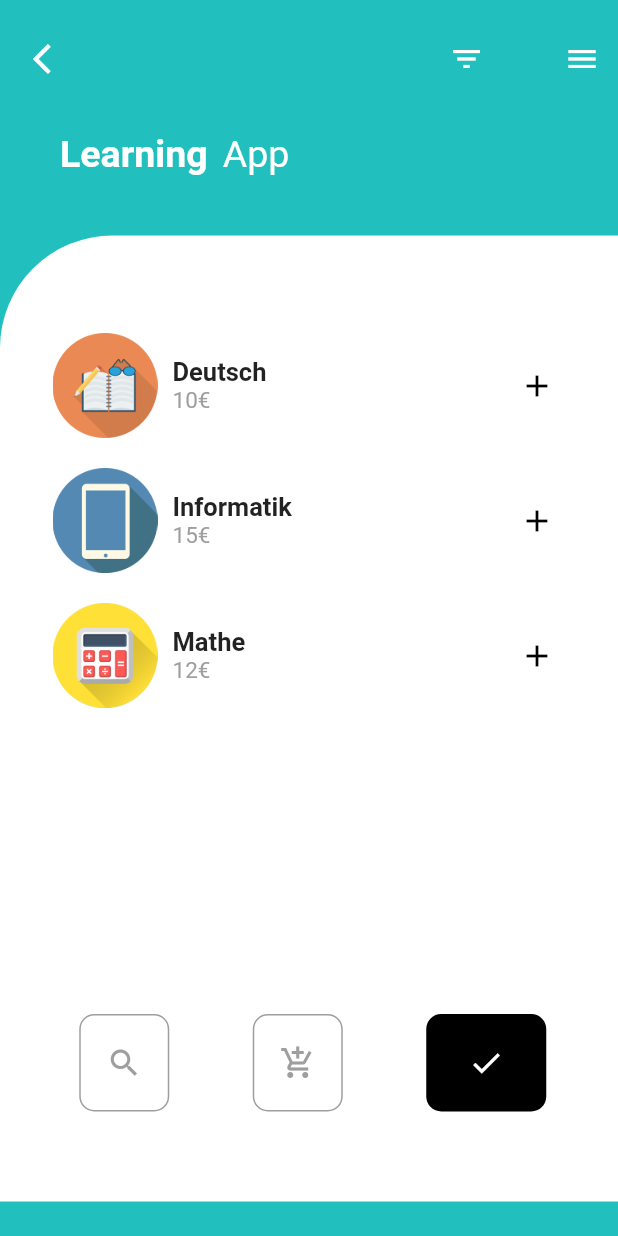
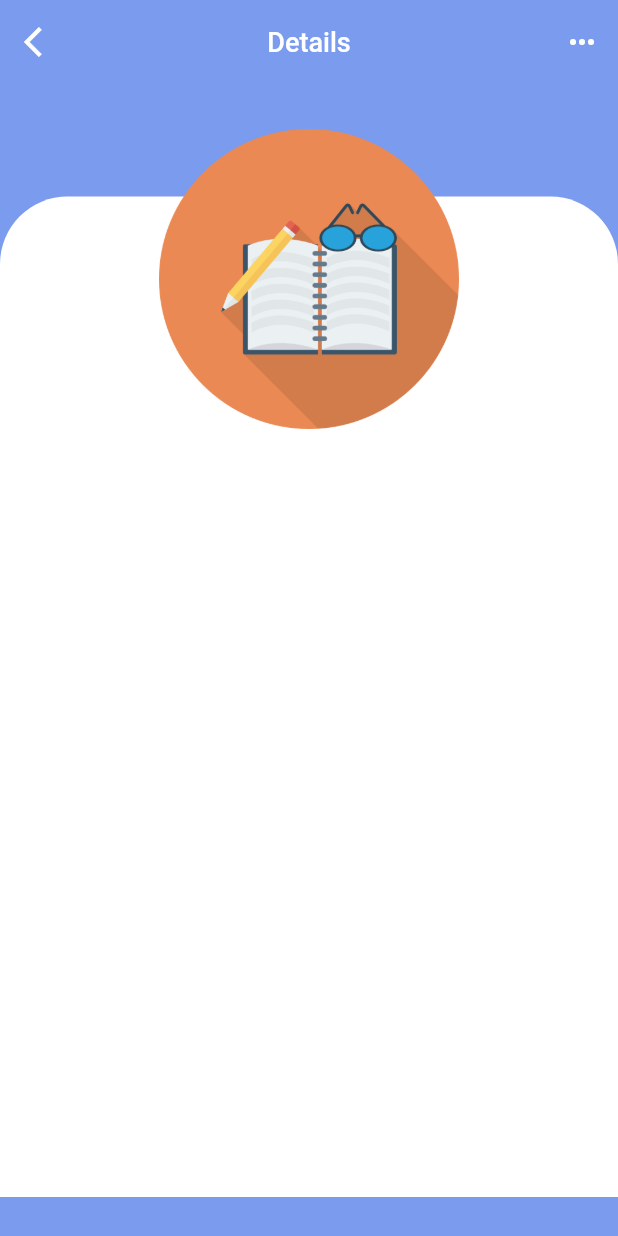
Before and after one commit to Vici912/fachbereichs_app, a Flutter app: the StartScreen screen opened directly, after a tap on "Deutsch", on a phone screen of 412 x 824 dp. Run offline on Flutter 3.47's test engine with Material 2 defaults, Android fonts, the phone set to English and light mode, and no system bars; Roboto replaces fonts that are missing (Montserrat).

Commit message:
neue Änderungen

```diff
--- a/lib/main.dart
+++ b/lib/main.dart
@@ -2,7 +2,6 @@
 import 'package:fachbereichs_app/screens/startScreen.dart';
 import 'package:flutter/material.dart';
 
-import 'screens/homeScreen.dart';
 
 void main() => runApp(MyApp());
 
@@ -25,7 +24,7 @@ class MyApp extends StatelessWidget {
         // is not restarted.
         primarySwatch: Colors.lightGreen,
       ),
-      home: HomeScreen(),
+      home: StartScreen(),
     );
   }
 }
--- /dev/null
+++ b/lib/screens/detailsScreen.dart
@@ -0,0 +1,93 @@
+import 'package:flutter/cupertino.dart';
+import 'package:flutter/material.dart';
+
+class DetailsScreen extends StatefulWidget {
+
+  final heroTag;
+  final foodName;
+  final foodPrice;
+
+  DetailsScreen({this.heroTag, this.foodName, this.foodPrice});
+
+  @override
+  _DetailsScreenState createState() => _DetailsScreenState();
+}
+
+class _DetailsScreenState extends State<DetailsScreen> {
+  @override
+  Widget build(BuildContext context) {
+    return Scaffold(
+      backgroundColor: Color(0xFF7A9BEE),
+      appBar: AppBar(
+        leading: IconButton(
+          onPressed: () {
+            Navigator.of(context).pop();
+          },
+          icon: Icon(Icons.arrow_back_ios),
+          color: Colors.white,
+        ),
+        backgroundColor: Colors.transparent,
+        elevation: 0.0,
+        title: Text('Details',
+            style: TextStyle(
+              fontFamily: 'Montserrat', fontSize: 18.0, color: Colors.white),),
+        centerTitle: true,
+        actions: <Widget>[
+          IconButton(
+            icon: Icon(Icons.more_horiz),
+            onPressed: () {},
+            color: Colors.white,
+          )
+        ],
+      ),
+      body: ListView(
+        children: [
+          Stack(
+            children: [
+              Container(
+                height: MediaQuery.of(context).size.height - 82.0,
+                width: MediaQuery.of(context).size.width,
+                color: Colors.transparent,
+              ),
+              Positioned(
+                top: 75.0,
+                child: Container(
+                  decoration: BoxDecoration(
+                    borderRadius: BorderRadius.only(
+                      topLeft: Radius.circular(45.0),
+                      topRight: Radius.circular(45.0),
+                    ),
+                    color: Colors.white,
+                  ),
+                  height: MediaQuery.of(context).size.height - 100.0,
+                  width: MediaQuery.of(context).size.width,
+                ),
+              ),
+              Positioned(
+                top: 30.0,
+                left: (MediaQuery.of(context).size.width /2) - 100.0,
+                child: Hero(
+                  tag: widget.heroTag,
+                  child: Container(
+                    decoration: BoxDecoration(
+                      image: DecorationImage(
+                        image: AssetImage(widget.heroTag),
+                        fit: BoxFit.cover
+                      )
+                    ),
+                    height: 200.0,
+                    width: 200.0,
+                  ),
+                ),
+              )
+
+            ],
+          )
+        ],
+    ),
+
+
+    );
+
+  }
+}
--- a/lib/screens/homeScreen.dart
+++ b/lib/screens/homeScreen.dart
@@ -1,6 +1,4 @@
-import 'package:fachbereichs_app/screens/kontaktScreen.dart';
-import 'package:fachbereichs_app/screens/personalScreen.dart';
-import 'package:fachbereichs_app/screens/raeumeScreen.dart';
+
 import 'package:fachbereichs_app/screens/startScreen.dart';
 import 'package:flutter/material.dart';
 
@@ -17,7 +15,7 @@ class _HomeScreenState extends State<HomeScreen> {
   Widget build(BuildContext context) {
 
     final titel= <String>["Räume", "Professoren", "Kontakt","Start"];
-    final seiten = <Widget>[RaeumeScreen(),PersonalScreen(),KontaktScreen(),StartScreen()];
+    final seiten = <Widget>[StartScreen()];
 
     final items = <BottomNavigationBarItem>[
       BottomNavigationBarItem(
--- a/lib/screens/startScreen.dart
+++ b/lib/screens/startScreen.dart
@@ -1,4 +1,5 @@
 
+import 'package:fachbereichs_app/screens/detailsScreen.dart';
 import 'package:flutter/material.dart';
 
 class StartScreen extends StatefulWidget {
@@ -52,7 +53,7 @@ class _StartScreenState extends State<StartScreen> {
               ),
             ),
 
-            SizedBox(height: 25.0,),
+            SizedBox(height: 15.0,),
             Padding(
               padding: EdgeInsets.only(left: 40.0),
               child: Row(
@@ -73,9 +74,9 @@ class _StartScreenState extends State<StartScreen> {
                 ],
               ),
             ),
-            SizedBox(height: 40.0),
+            SizedBox(height: 30.0),
             Container(
-              height: MediaQuery.of(context).size.height - 180.0,
+              height: MediaQuery.of(context).size.height - 160.0,
               decoration: BoxDecoration(
                 color: Colors.white,
                 borderRadius: BorderRadius.only(topLeft: Radius.circular(75.0)),
@@ -97,7 +98,7 @@ class _StartScreenState extends State<StartScreen> {
                       ),
                     ),
                   ),
-
+                  SizedBox(height: 50.0),
                   Row(
                     mainAxisAlignment: MainAxisAlignment.spaceAround,
                     children: <Widget>[
@@ -161,6 +162,10 @@ class _StartScreenState extends State<StartScreen> {
       padding: EdgeInsets.only(left: 10.0, right: 10.0, top: 20.0),
       child: InkWell(
         onTap: () {
+          Navigator.of(context).push(MaterialPageRoute(
+            builder: (context) => DetailsScreen(heroTag: imgPath, foodName: foodName, foodPrice: price)
+
+          ));
 
         },
         child: Row(
```
Also changed, not shown: lib/screens/kontaktScreen.dart (deleted, +0 -64 lines), lib/screens/laborScreen.dart (deleted, +0 -68 lines), lib/screens/personalScreen.dart (deleted, +0 -84 lines), lib/screens/profsScreen.dart (deleted, +0 -67 lines), lib/screens/raeumeScreen.dart (deleted, +0 -87 lines).
